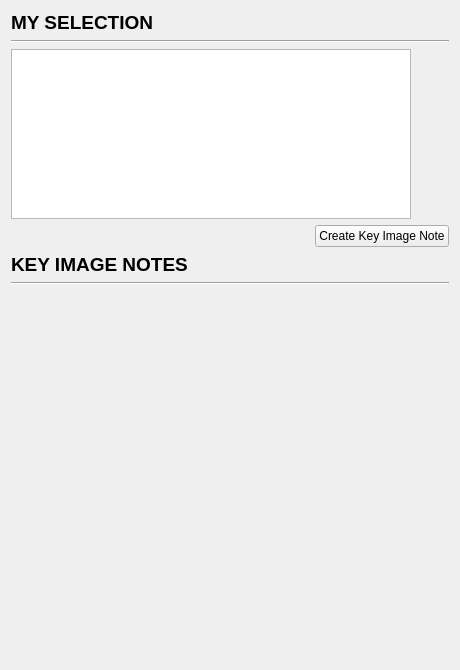
starviewer-medical/starviewer, file starviewer/src/core/keyimagenotemanagerwidgetbase.ui: the form before one commit.
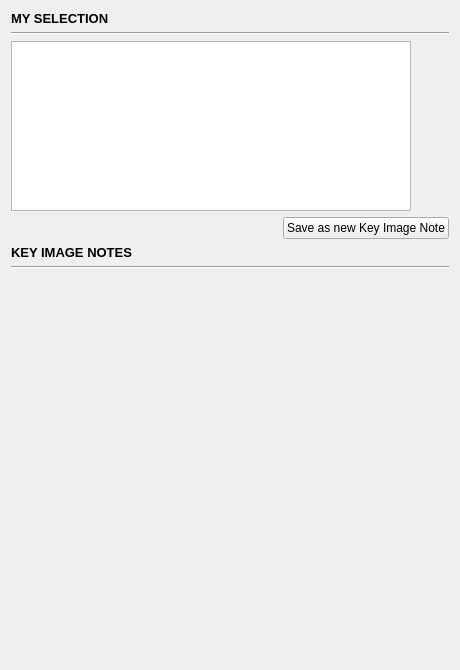
The form after the commit. Custom widgets are drawn as their Qt base class.

Commit message: ENH: Es fa que quan es cliqui una previsualitzacio del ThumbnailImageDisplayer, aquest faci que es canvii la llesca del volum actual, millores en la interficie dels thumbnails i en la classe Key Image Note Displayer

The edit to the form file:
```diff
--- a/starviewer/src/core/keyimagenotemanagerwidgetbase.ui
+++ b/starviewer/src/core/keyimagenotemanagerwidgetbase.ui
@@ -41,7 +41,7 @@
       <widget class="QLabel" name="m_mySelectionLabel">
        <property name="font">
         <font>
-         <pointsize>14</pointsize>
+         <pointsize>10</pointsize>
          <weight>75</weight>
          <bold>true</bold>
         </font>
@@ -100,7 +100,7 @@
        <item>
         <widget class="QPushButton" name="m_createKeyImageNotePushButton">
          <property name="text">
-          <string>Create Key Image Note</string>
+          <string>Save as new Key Image Note</string>
          </property>
         </widget>
        </item>
@@ -110,7 +110,7 @@
       <widget class="QLabel" name="m_keyImageNotesLabel">
        <property name="font">
         <font>
-         <pointsize>14</pointsize>
+         <pointsize>10</pointsize>
          <weight>75</weight>
          <bold>true</bold>
         </font>
@@ -162,7 +162,7 @@
           <x>0</x>
           <y>0</y>
           <width>440</width>
-          <height>356</height>
+          <height>370</height>
          </rect>
         </property>
         <property name="minimumSize">
```
The commit also changes 11 other files.
